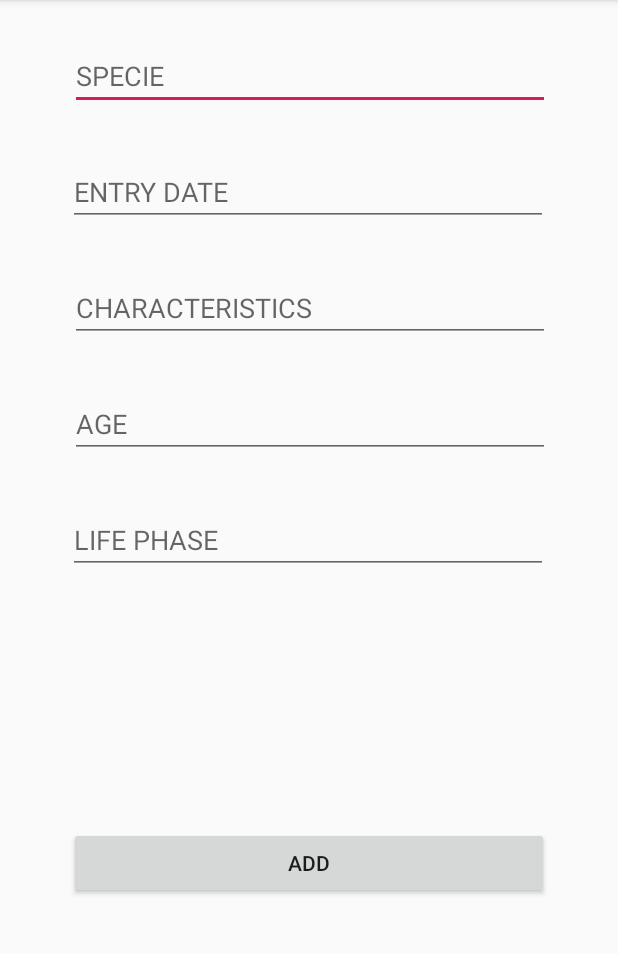
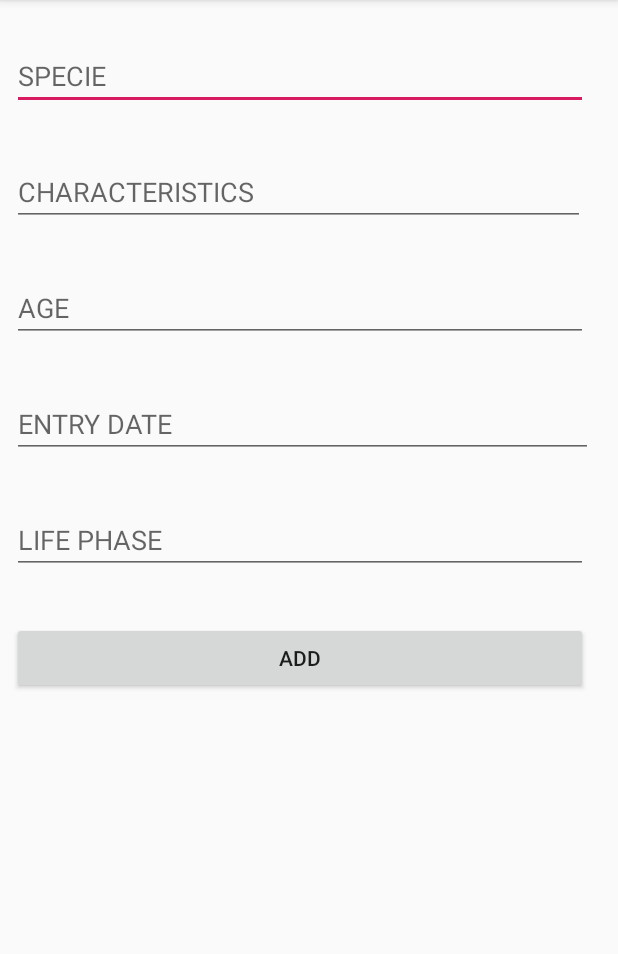
Before and after one commit to vinicius-batista/buddy-finder, an Android app: the AddAnimalActivity screen opened directly, with no data from a screen before it, on a phone screen of 412 x 824 dp, the part 84-1038 px from its top. Run offline under Robolectric (Android 15) with nearby library versions, the phone set to English and light mode, and no system bars.

Commit message:
refactor constraint layout to scroll view in activity add animal

```diff
--- a/app/src/main/res/layout/activity_add_animal.xml
+++ b/app/src/main/res/layout/activity_add_animal.xml
@@ -1,14 +1,21 @@
 <?xml version="1.0" encoding="utf-8"?>
-<android.support.constraint.ConstraintLayout xmlns:android="http://schemas.android.com/apk/res/android"
+<ScrollView
+    xmlns:android="http://schemas.android.com/apk/res/android"
     xmlns:app="http://schemas.android.com/apk/res-auto"
     xmlns:tools="http://schemas.android.com/tools"
     android:layout_width="match_parent"
     android:layout_height="match_parent"
-    tools:context=".AddAnimalActivity">
+    tools:context=".AddAnimalActivity"
+    >
+
+    <LinearLayout
+        android:layout_width="match_parent"
+        android:layout_height="wrap_content"
+        android:orientation="vertical" >
 
         <EditText
             android:id="@+id/ptxtSpecie"
-        android:layout_width="320dp"
+            android:layout_width="384dp"
             android:layout_height="wrap_content"
             android:layout_marginStart="8dp"
             android:layout_marginTop="28dp"
@@ -22,23 +29,8 @@
             app:layout_constraintTop_toTopOf="parent" />
 
         <EditText
-        android:id="@+id/ptxtEntryDate"
-        android:layout_width="320dp"
-        android:layout_height="wrap_content"
-        android:layout_marginStart="8dp"
-        android:layout_marginTop="32dp"
-        android:layout_marginEnd="8dp"
-        android:ems="10"
-        android:hint="@string/entry_date"
-        android:inputType="textPersonName"
-        app:layout_constraintEnd_toEndOf="parent"
-        app:layout_constraintHorizontal_bias="0.493"
-        app:layout_constraintStart_toStartOf="parent"
-        app:layout_constraintTop_toBottomOf="@+id/ptxtSpecie" />
-
-    <EditText
             android:id="@+id/ptxtCharacteristics"
-        android:layout_width="320dp"
+            android:layout_width="382dp"
             android:layout_height="wrap_content"
             android:layout_marginStart="8dp"
             android:layout_marginTop="32dp"
@@ -53,7 +45,7 @@
 
         <EditText
             android:id="@+id/ptxtAge"
-        android:layout_width="320dp"
+            android:layout_width="384dp"
             android:layout_height="wrap_content"
             android:layout_marginStart="8dp"
             android:layout_marginTop="32dp"
@@ -67,8 +59,23 @@
             app:layout_constraintTop_toBottomOf="@+id/ptxtCharacteristics" />
 
         <EditText
+            android:id="@+id/ptxtEntryDate"
+            android:layout_width="387dp"
+            android:layout_height="wrap_content"
+            android:layout_marginStart="8dp"
+            android:layout_marginTop="32dp"
+            android:layout_marginEnd="8dp"
+            android:ems="10"
+            android:hint="@string/entry_date"
+            android:inputType="textPersonName"
+            app:layout_constraintEnd_toEndOf="parent"
+            app:layout_constraintHorizontal_bias="0.493"
+            app:layout_constraintStart_toStartOf="parent"
+            app:layout_constraintTop_toBottomOf="@+id/ptxtSpecie" />
+
+        <EditText
             android:id="@+id/ptxtLifePhase"
-        android:layout_width="320dp"
+            android:layout_width="384dp"
             android:layout_height="wrap_content"
             android:layout_marginStart="8dp"
             android:layout_marginTop="32dp"
@@ -83,10 +90,10 @@
 
         <Button
             android:id="@+id/btnAdd"
-        android:layout_width="320dp"
+            android:layout_width="384dp"
             android:layout_height="wrap_content"
             android:layout_marginStart="8dp"
-        android:layout_marginTop="8dp"
+            android:layout_marginTop="32dp"
             android:layout_marginEnd="8dp"
             android:layout_marginBottom="8dp"
             android:onClick="onClickAdd"
@@ -95,5 +102,5 @@
             app:layout_constraintEnd_toEndOf="parent"
             app:layout_constraintStart_toStartOf="parent"
             app:layout_constraintTop_toBottomOf="@+id/ptxtLifePhase" />
-
-</android.support.constraint.ConstraintLayout>
+    </LinearLayout>
+</ScrollView>
```
Lines whose indentation alone changed are shown as unchanged.
